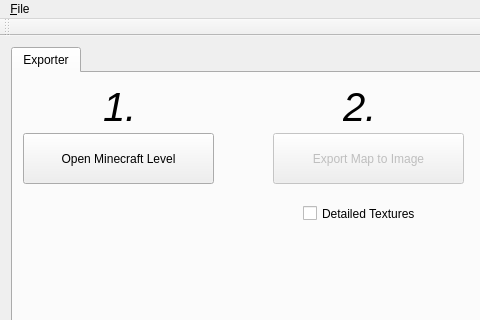
First picture: the form in mainwindow.ui, repository cschomburg/Manx, before the edit; both pictures show x 0 to 480 and y 0 to 320 of the 725 by 493 pixel window.
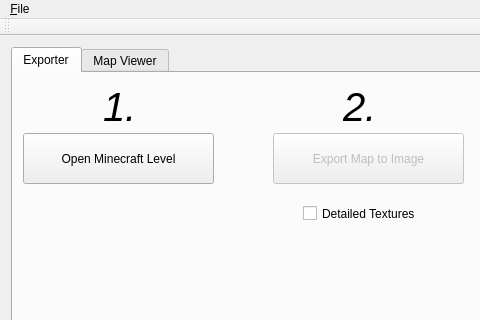
Second picture: the form after the edit. The open tabs and pages were chosen to show the change.

Commit message: experimental and very bugged map viewer

Patch:
```diff
--- a/mainwindow.ui
+++ b/mainwindow.ui
@@ -182,6 +182,11 @@
         </property>
        </widget>
       </widget>
+      <widget class="QWidget" name="tab_2">
+       <attribute name="title">
+        <string>Map Viewer</string>
+       </attribute>
+      </widget>
      </widget>
     </item>
    </layout>
```
Left out of the diff: 2 changed lines with no effect on the pictures. The commit also changes 8 other files.
